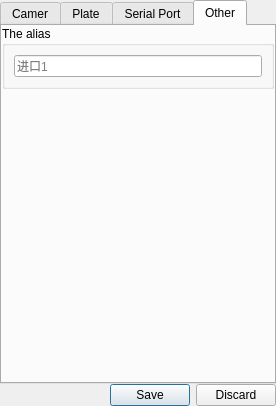
Above: MainUI/channelsettingwidget.ui from 519984307/Container_20191221 before the change. Below: the same form after it.
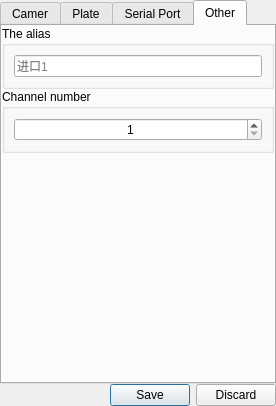
That is the form after the change. The open tabs and pages were chosen to show the change.

```diff
--- a/MainUI/channelsettingwidget.ui
+++ b/MainUI/channelsettingwidget.ui
@@ -544,7 +544,7 @@
       <attribute name="title">
        <string>Other</string>
       </attribute>
-      <layout class="QGridLayout" name="gridLayout_28">
+      <layout class="QGridLayout" name="gridLayout_5">
        <property name="leftMargin">
         <number>0</number>
        </property>
@@ -560,7 +560,7 @@
        <property name="spacing">
         <number>0</number>
        </property>
-       <item row="0" column="0">
+       <item row="0" column="0" colspan="2">
         <widget class="QGroupBox" name="groupBox_14">
          <property name="title">
           <string>The alias</string>
@@ -576,7 +576,7 @@
          </layout>
         </widget>
        </item>
-       <item row="1" column="0">
+       <item row="2" column="1">
         <spacer name="verticalSpacer_9">
          <property name="orientation">
           <enum>Qt::Vertical</enum>
@@ -589,6 +589,25 @@
          </property>
         </spacer>
        </item>
+       <item row="1" column="0" colspan="2">
+        <widget class="QGroupBox" name="groupBox_2">
+         <property name="title">
+          <string>Channel number</string>
+         </property>
+         <layout class="QGridLayout" name="gridLayout_4">
+          <item row="0" column="0">
+           <widget class="QSpinBox" name="channel_number_spinBox">
+            <property name="alignment">
+             <set>Qt::AlignCenter</set>
+            </property>
+            <property name="minimum">
+             <number>1</number>
+            </property>
+           </widget>
+          </item>
+         </layout>
+        </widget>
+       </item>
       </layout>
      </widget>
     </widget>
```
